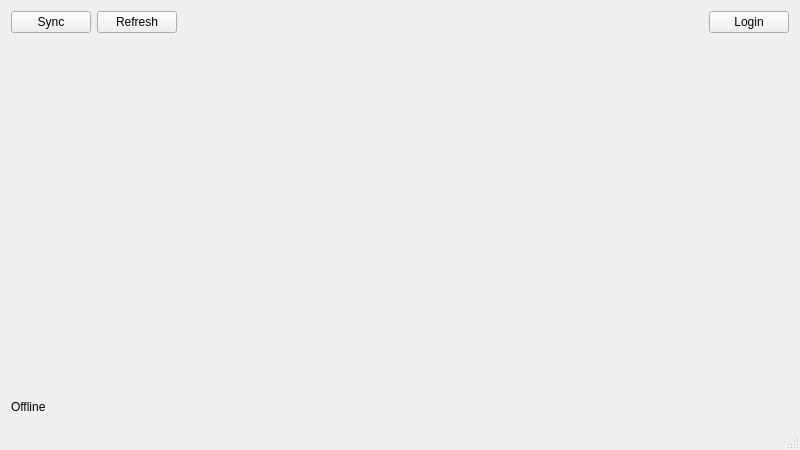
LeoSko/VKMusicSync, file src/mainwindow.ui: the form before one commit.
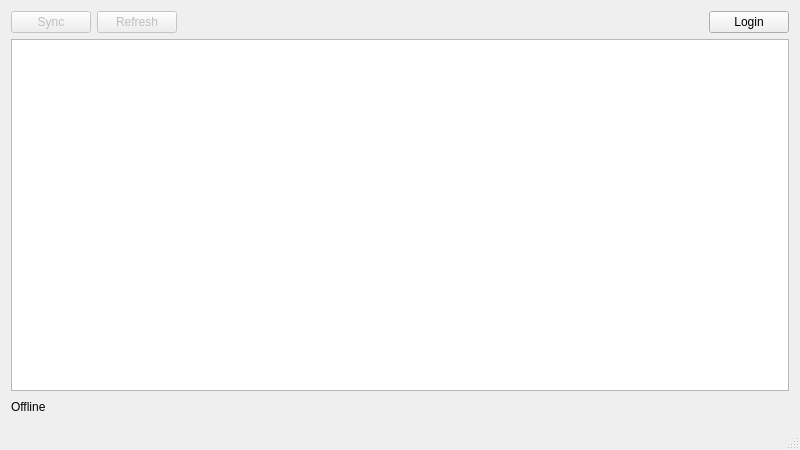
The form after the commit.

Commit message:
#2: Added simple audioList
- it is automatically refreshed on login or by pressing "Refresh" button
- moved some material to constants-files
- mainWindow containt m_audioList - easy to use array of your audio (see
Audio struct)

```diff
--- a/src/mainwindow.ui
+++ b/src/mainwindow.ui
@@ -19,6 +19,9 @@
      <layout class="QHBoxLayout" name="horizontalLayout">
       <item>
        <widget class="QPushButton" name="syncButton">
+        <property name="enabled">
+         <bool>false</bool>
+        </property>
         <property name="text">
          <string>Sync</string>
         </property>
@@ -26,6 +29,9 @@
       </item>
       <item>
        <widget class="QPushButton" name="refreshButton">
+        <property name="enabled">
+         <bool>false</bool>
+        </property>
         <property name="text">
          <string>Refresh</string>
         </property>
@@ -54,17 +60,16 @@
      </layout>
     </item>
     <item>
-     <spacer name="verticalSpacer">
-      <property name="orientation">
-       <enum>Qt::Vertical</enum>
+     <widget class="QListWidget" name="audioList">
+      <property name="font">
+       <font>
+        <pointsize>11</pointsize>
+       </font>
       </property>
-      <property name="sizeHint" stdset="0">
-       <size>
-        <width>20</width>
-        <height>40</height>
-       </size>
+      <property name="selectionMode">
+       <enum>QAbstractItemView::NoSelection</enum>
       </property>
-     </spacer>
+     </widget>
     </item>
     <item>
      <layout class="QHBoxLayout" name="horizontalLayout_2">
```
Left out of the diff: 2 changed lines with no effect on the pictures. The commit also changes 6 other files.
